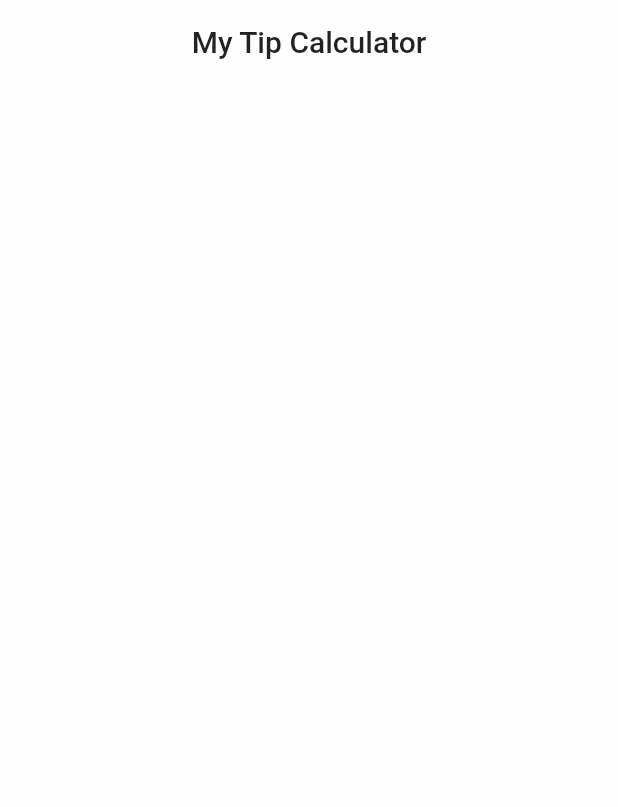
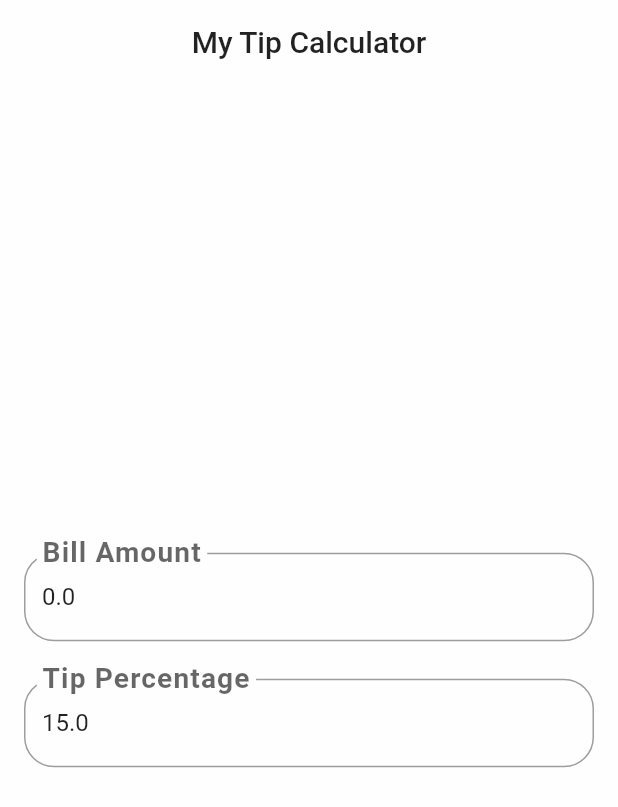
Before and after one commit to codewithlennylen/Flutter-Tip-Calculator, a Flutter app: the screen it shows after launch, on a phone screen of 412 x 824 dp. Shown: the top 807 px of the screen. Run offline on Flutter 3.47's test engine with Material 2 defaults, Android fonts, the phone set to English and light mode, and no system bars.

Commit message:
Basic UI

```diff
--- a/tip_calculator/lib/main.dart
+++ b/tip_calculator/lib/main.dart
@@ -28,6 +28,27 @@ class MyHomePage extends StatefulWidget {
 }
 
 class _MyHomePageState extends State<MyHomePage> {
+  //! Required Variables
+  // Default bill amount
+  static const defaultBillAmount = 0.0;
+
+  // Default tip percentage
+  static const defaultTipPercentage = 15.0;
+
+  // TextEditing Controller which is used to keep track of the change in bill amount
+  final _billAmountController =
+      TextEditingController(text: defaultBillAmount.toString());
+
+  // TextEditing Controller which is used to keep track of the change in tip percentage
+  final _tipPercentageController =
+      TextEditingController(text: defaultTipPercentage.toString());
+
+  // Stores the Latest Value of the bill amount calculated.
+  double _billAmount = defaultBillAmount;
+
+  // Stores the Latest Value of the tip percentage calculated.
+  double _tipPercentage = defaultTipPercentage;
+
   @override
   Widget build(BuildContext context) {
     return Scaffold(
@@ -47,7 +68,47 @@ class _MyHomePageState extends State<MyHomePage> {
           child: Form(
               child: Column(
             mainAxisAlignment: MainAxisAlignment.center,
-            children: [],
+            children: [
+              TextFormField(
+                key: Key("billAmount"),
+                controller: _billAmountController,
+                //* keyboardType property enables us to show the required type of keyboard,
+                //* when the user taps on the input field.
+                keyboardType: TextInputType.numberWithOptions(decimal: true),
+                //* Style our input fields
+                decoration: InputDecoration(
+                  hintText: 'Enter Bill Amount',
+                  labelText: 'Bill Amount',
+                  labelStyle: TextStyle(
+                      fontSize: 25,
+                      letterSpacing: 1,
+                      fontWeight: FontWeight.bold),
+                  fillColor: Colors.white,
+                  //* to show a curved outline border
+                  border: new OutlineInputBorder(
+                    borderRadius: new BorderRadius.circular(20.0),
+                  ),
+                ),
+              ),
+              SizedBox(height: 25,),
+              TextFormField(key: Key("tipPercentage"),
+              controller: _tipPercentageController,
+              keyboardType: TextInputType.number,
+              decoration: InputDecoration(
+                hintText: 'Enter the Tip Percentage',
+                labelText: 'Tip Percentage',
+                labelStyle: TextStyle(
+                  fontSize: 25,
+                  letterSpacing: 1,
+                  fontWeight: FontWeight.bold
+                ),
+                fillColor: Colors.white,
+                border: new OutlineInputBorder(
+                  borderRadius: new BorderRadius.circular(20.0),
+                ),
+              ),
+              ),
+            ],
           )),
         ),
       ),
```
